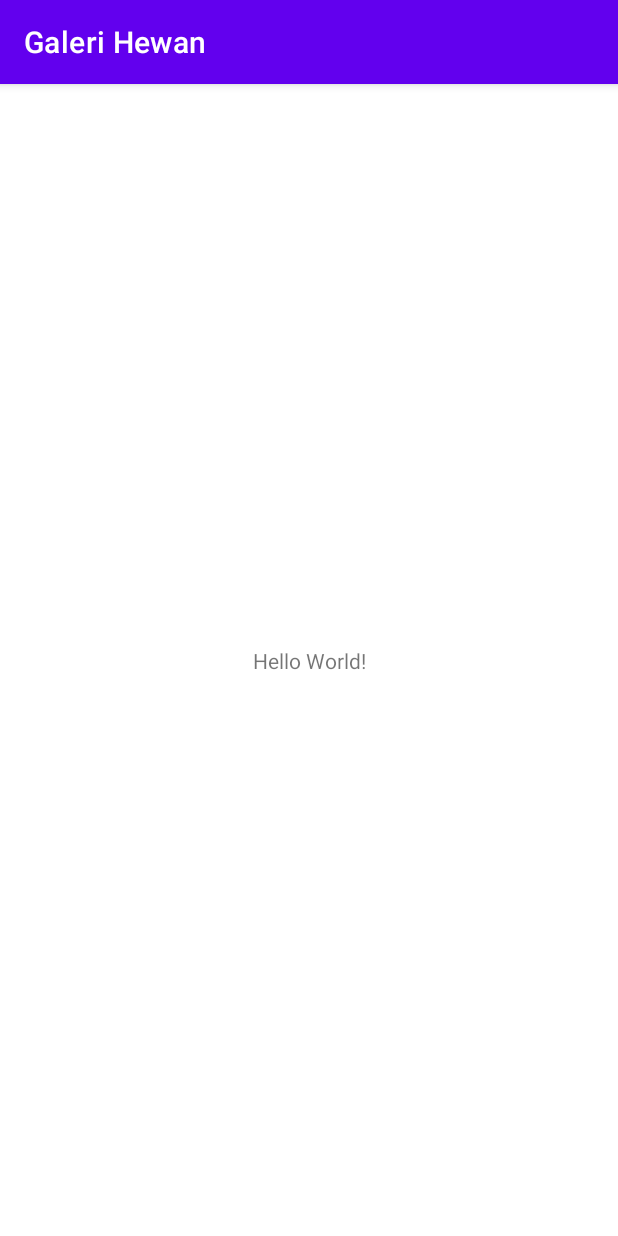
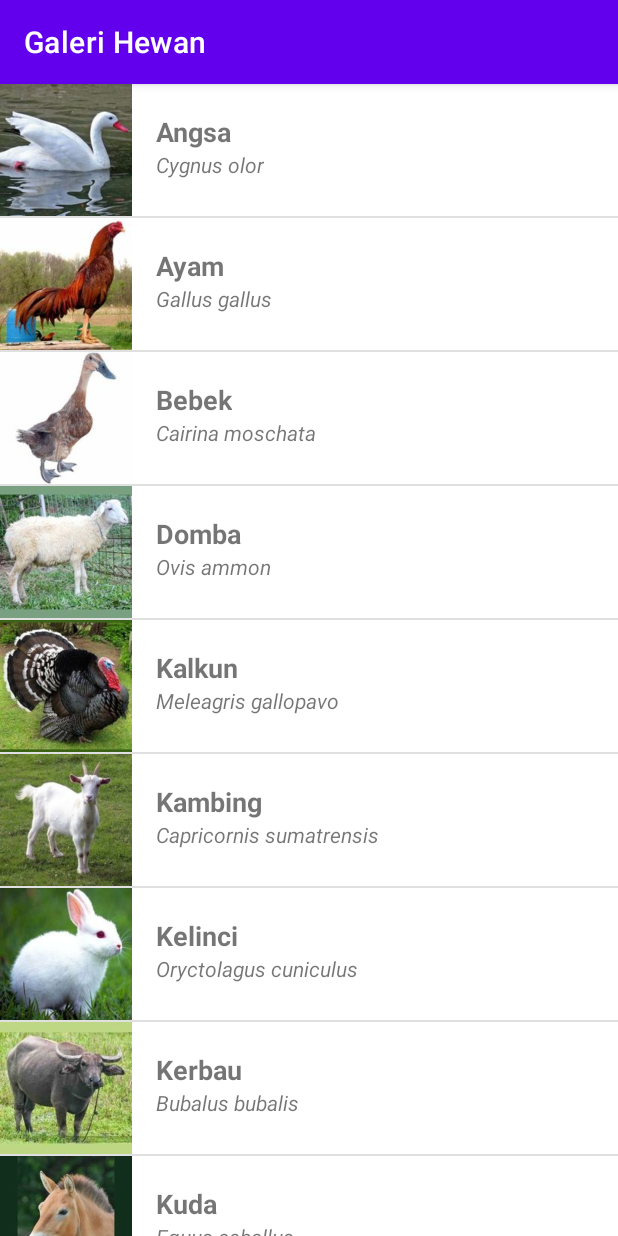
Before and after one commit to D3IF-Cool/4301-galeri-hewan-NaufalRafifC25, an Android app: the screen it shows after launch (MainActivity), on a phone screen of 412 x 824 dp. Run offline under Robolectric (Android 15) with nearby library versions, the phone set to English and light mode, and no system bars.

Commit message:
Menambahkan data dummy

```diff
--- a/app/build.gradle
+++ b/app/build.gradle
@@ -15,6 +15,10 @@ android {
         versionName "1.0"
 
         testInstrumentationRunner "androidx.test.runner.AndroidJUnitRunner"
+    }
+
+    buildFeatures {
+        viewBinding = true
     }
 
     buildTypes {
--- a/app/src/main/java/org/d3if4062/galerihewan/Hewan.kt
+++ b/app/src/main/java/org/d3if4062/galerihewan/Hewan.kt
@@ -2,5 +2,6 @@ package org.d3if4062.galerihewan
 
 data class Hewan(
     val nama : String,
-    val namaLatin : String
+    val namaLatin : String,
+    val imageResId : Int
 )
--- a/app/src/main/java/org/d3if4062/galerihewan/MainActivity.kt
+++ b/app/src/main/java/org/d3if4062/galerihewan/MainActivity.kt
@@ -3,27 +3,38 @@ package org.d3if4062.galerihewan
 import androidx.appcompat.app.AppCompatActivity
 import android.os.Bundle
 import android.util.Log
+import androidx.recyclerview.widget.DividerItemDecoration
+import androidx.recyclerview.widget.RecyclerView
+import org.d3if4062.galerihewan.databinding.ActivityMainBinding
 
 class MainActivity : AppCompatActivity() {
+
+    private lateinit var binding: ActivityMainBinding
+
     override fun onCreate(savedInstanceState: Bundle?) {
         super.onCreate(savedInstanceState)
-        setContentView(R.layout.activity_main)
+        binding = ActivityMainBinding.inflate(layoutInflater)
+        setContentView(binding.root)
 
-        Log.d("MainActivity", "Jumlah data : " + getData().size)
+        with(binding.recyclerView) {
+            addItemDecoration(DividerItemDecoration(context, RecyclerView.VERTICAL))
+            adapter = MainAdapter(getData())
+            setHasFixedSize(true)
+        }
     }
 
     private fun getData() : List<Hewan> {
         return listOf(
-                Hewan("Angsa","Cygnus olor"),
-                Hewan("Ayam","Gallus gallus"),
-                Hewan("Bebek","Cairina moschata"),
-                Hewan("Domba","Ovis ammon"),
-                Hewan("Kalkun","Meleagris gallopavo"),
-                Hewan("Kambing","Capricornis sumatrensis"),
-                Hewan("Kelinci","Oryctolagus cuniculus"),
-                Hewan("Kerbau","Bubalus bubalis"),
-                Hewan("Kuda","Equus caballus"),
-                Hewan("Sapi","Bos taurus")
+                Hewan("Angsa","Cygnus olor", R.drawable.angsa),
+                Hewan("Ayam","Gallus gallus", R.drawable.ayam),
+                Hewan("Bebek","Cairina moschata", R.drawable.bebek),
+                Hewan("Domba","Ovis ammon", R.drawable.domba),
+                Hewan("Kalkun","Meleagris gallopavo", R.drawable.kalkun),
+                Hewan("Kambing","Capricornis sumatrensis", R.drawable.kambing),
+                Hewan("Kelinci","Oryctolagus cuniculus", R.drawable.kelinci),
+                Hewan("Kerbau","Bubalus bubalis", R.drawable.kerbau),
+                Hewan("Kuda","Equus caballus", R.drawable.kuda),
+                Hewan("Sapi","Bos taurus", R.drawable.sapi)
         )
     }
 }
--- /dev/null
+++ b/app/src/main/java/org/d3if4062/galerihewan/MainAdapter.kt
@@ -0,0 +1,34 @@
+package org.d3if4062.galerihewan
+
+import android.view.LayoutInflater
+import android.view.ViewGroup
+import androidx.recyclerview.widget.RecyclerView
+import org.d3if4062.galerihewan.databinding.ListItemBinding
+
+class MainAdapter(private val data: List<Hewan>) :
+        RecyclerView.Adapter<MainAdapter.ViewHolder>() {
+    class ViewHolder(private val binding: ListItemBinding) :
+            RecyclerView.ViewHolder(binding.root) {
+
+        fun bind(hewan: Hewan) = with(binding) {
+            namaTextView.text = hewan.nama
+            latinTextView.text = hewan.namaLatin
+            imageView.setImageResource(hewan.imageResId)
+        }
+    }
+
+    override fun onCreateViewHolder(parent: ViewGroup, viewType: Int): ViewHolder {
+        val inflater = LayoutInflater.from(parent.context)
+        val binding = ListItemBinding.inflate(inflater, parent, false)
+        return ViewHolder(binding)
+    }
+
+    override fun onBindViewHolder(holder: ViewHolder, position: Int) {
+        holder.bind(data[position])
+    }
+
+    override fun getItemCount(): Int {
+        return data.size
+    }
+
+}
--- a/app/src/main/res/layout/activity_main.xml
+++ b/app/src/main/res/layout/activity_main.xml
@@ -1,18 +1,11 @@
 <?xml version="1.0" encoding="utf-8"?>
-<androidx.constraintlayout.widget.ConstraintLayout xmlns:android="http://schemas.android.com/apk/res/android"
+<androidx.recyclerview.widget.RecyclerView
+    xmlns:android="http://schemas.android.com/apk/res/android"
     xmlns:app="http://schemas.android.com/apk/res-auto"
     xmlns:tools="http://schemas.android.com/tools"
+    android:id="@+id/recyclerView"
     android:layout_width="match_parent"
     android:layout_height="match_parent"
-    tools:context=".MainActivity">
-
-    <TextView
-        android:layout_width="wrap_content"
-        android:layout_height="wrap_content"
-        android:text="Hello World!"
-        app:layout_constraintBottom_toBottomOf="parent"
-        app:layout_constraintLeft_toLeftOf="parent"
-        app:layout_constraintRight_toRightOf="parent"
-        app:layout_constraintTop_toTopOf="parent" />
-
-</androidx.constraintlayout.widget.ConstraintLayout>
+    app:layoutManager="androidx.recyclerview.widget.LinearLayoutManager"
+    tools:context=".MainActivity"
+    tools:listitem="@layout/list_item" />
--- /dev/null
+++ b/app/src/main/res/layout/list_item.xml
@@ -0,0 +1,46 @@
+<?xml version="1.0" encoding="utf-8"?>
+<androidx.constraintlayout.widget.ConstraintLayout
+    xmlns:android="http://schemas.android.com/apk/res/android"
+    xmlns:app="http://schemas.android.com/apk/res-auto"
+    xmlns:tools="http://schemas.android.com/tools"
+    android:layout_width="match_parent"
+    android:layout_height="wrap_content">
+
+    <ImageView
+        android:id="@+id/imageView"
+        android:layout_width="88dp"
+        android:layout_height="88dp"
+        android:contentDescription="@null"
+        app:layout_constraintBottom_toBottomOf="parent"
+        app:layout_constraintStart_toStartOf="parent"
+        app:layout_constraintTop_toTopOf="parent"
+        tools:src="@drawable/angsa"/>
+
+    <TextView
+        android:id="@+id/namaTextView"
+        android:layout_width="wrap_content"
+        android:layout_height="wrap_content"
+        android:layout_marginStart="16dp"
+        android:textSize="18sp"
+        android:textStyle="bold"
+        app:layout_constraintBottom_toTopOf="@+id/guideline"
+        app:layout_constraintStart_toEndOf="@id/imageView"
+        android:text="Angsa" />
+
+    <TextView
+        android:id="@+id/latinTextView"
+        android:layout_width="wrap_content"
+        android:layout_height="wrap_content"
+        android:textStyle="italic"
+        app:layout_constraintStart_toStartOf="@+id/namaTextView"
+        app:layout_constraintTop_toBottomOf="@+id/guideline"
+        tools:text="Cygnus olor" />
+
+    <androidx.constraintlayout.widget.Guideline
+        android:id="@+id/guideline"
+        android:layout_width="wrap_content"
+        android:layout_height="wrap_content"
+        android:orientation="horizontal"
+        app:layout_constraintGuide_percent="0.5" />
+
+</androidx.constraintlayout.widget.ConstraintLayout>
```
Also changed, not shown: app/src/main/res/drawable/angsa.jpg (added), app/src/main/res/drawable/ayam.jpg (added), app/src/main/res/drawable/bebek.jpg (added), app/src/main/res/drawable/domba.jpg (added), app/src/main/res/drawable/kalkun.jpg (added), app/src/main/res/drawable/kambing.jpg (added), app/src/main/res/drawable/kelinci.jpg (added), app/src/main/res/drawable/kerbau.jpg (added), app/src/main/res/drawable/kuda.jpg (added), app/src/main/res/drawable/sapi.jpg (added).
